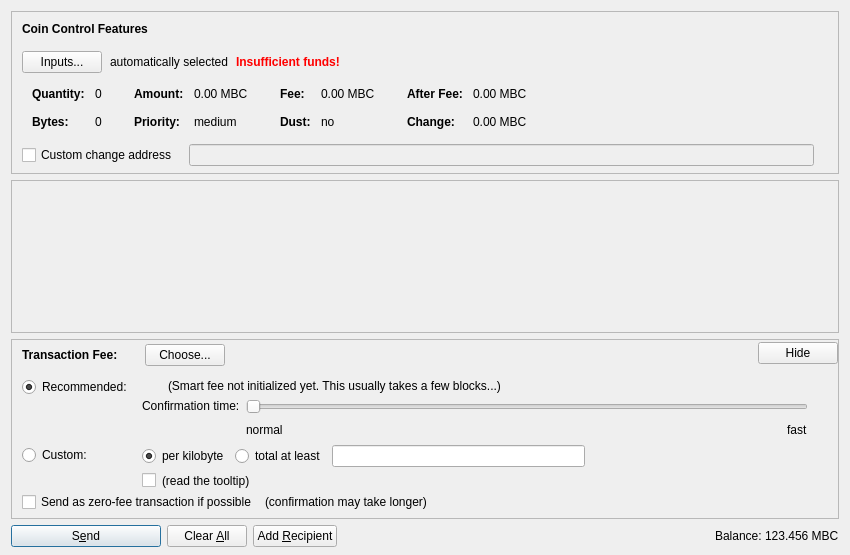
TinyCalf/Mocoin, file src/qt/forms/sendcoinsdialog.ui: the form before one commit.
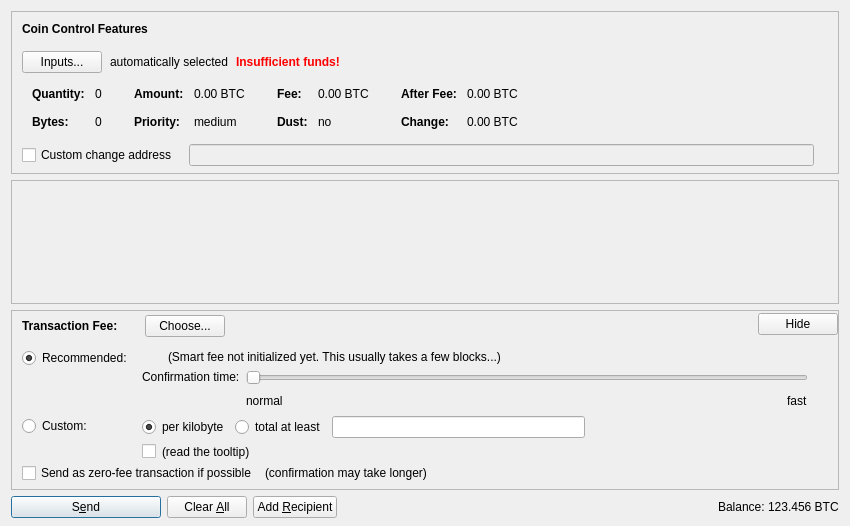
The form after the commit. Icons and pictures are not drawn. Custom widgets are drawn as their Qt base class.

The edit to the form file:
```diff
--- a/src/qt/forms/sendcoinsdialog.ui
+++ b/src/qt/forms/sendcoinsdialog.ui
@@ -7,7 +7,7 @@
     <x>0</x>
     <y>0</y>
     <width>850</width>
-    <height>555</height>
+    <height>526</height>
    </rect>
   </property>
   <property name="windowTitle">
@@ -324,7 +324,7 @@
                   <enum>Qt::ActionsContextMenu</enum>
                  </property>
                  <property name="text">
-                  <string notr="true">0.00 MBC</string>
+                  <string notr="true">0.00 BTC</string>
                  </property>
                  <property name="textInteractionFlags">
                   <set>Qt::LinksAccessibleByMouse|Qt::TextSelectableByKeyboard|Qt::TextSelectableByMouse</set>
@@ -404,7 +404,7 @@
                   <enum>Qt::ActionsContextMenu</enum>
                  </property>
                  <property name="text">
-                  <string notr="true">0.00 MBC</string>
+                  <string notr="true">0.00 BTC</string>
                  </property>
                  <property name="textInteractionFlags">
                   <set>Qt::LinksAccessibleByMouse|Qt::TextSelectableByKeyboard|Qt::TextSelectableByMouse</set>
@@ -484,7 +484,7 @@
                   <enum>Qt::ActionsContextMenu</enum>
                  </property>
                  <property name="text">
-                  <string notr="true">0.00 MBC</string>
+                  <string notr="true">0.00 BTC</string>
                  </property>
                  <property name="textInteractionFlags">
                   <set>Qt::LinksAccessibleByMouse|Qt::TextSelectableByKeyboard|Qt::TextSelectableByMouse</set>
@@ -513,7 +513,7 @@
                   <enum>Qt::ActionsContextMenu</enum>
                  </property>
                  <property name="text">
-                  <string notr="true">0.00 MBC</string>
+                  <string notr="true">0.00 BTC</string>
                  </property>
                  <property name="textInteractionFlags">
                   <set>Qt::LinksAccessibleByMouse|Qt::TextSelectableByKeyboard|Qt::TextSelectableByMouse</set>
@@ -1352,7 +1352,7 @@
           <cursorShape>IBeamCursor</cursorShape>
          </property>
          <property name="text">
-          <string notr="true">123.456 MBC</string>
+          <string notr="true">123.456 BTC</string>
          </property>
          <property name="textInteractionFlags">
           <set>Qt::LinksAccessibleByMouse|Qt::TextSelectableByKeyboard|Qt::TextSelectableByMouse</set>
```
Left out of the diff: 12 changed lines with no effect on the pictures.
